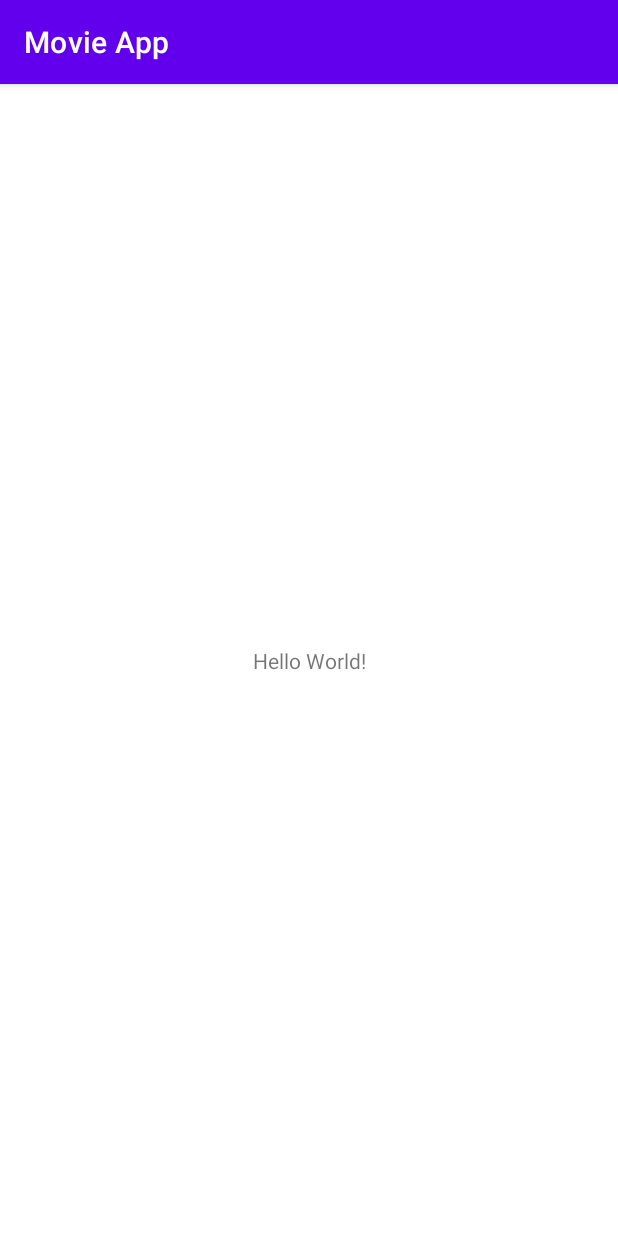
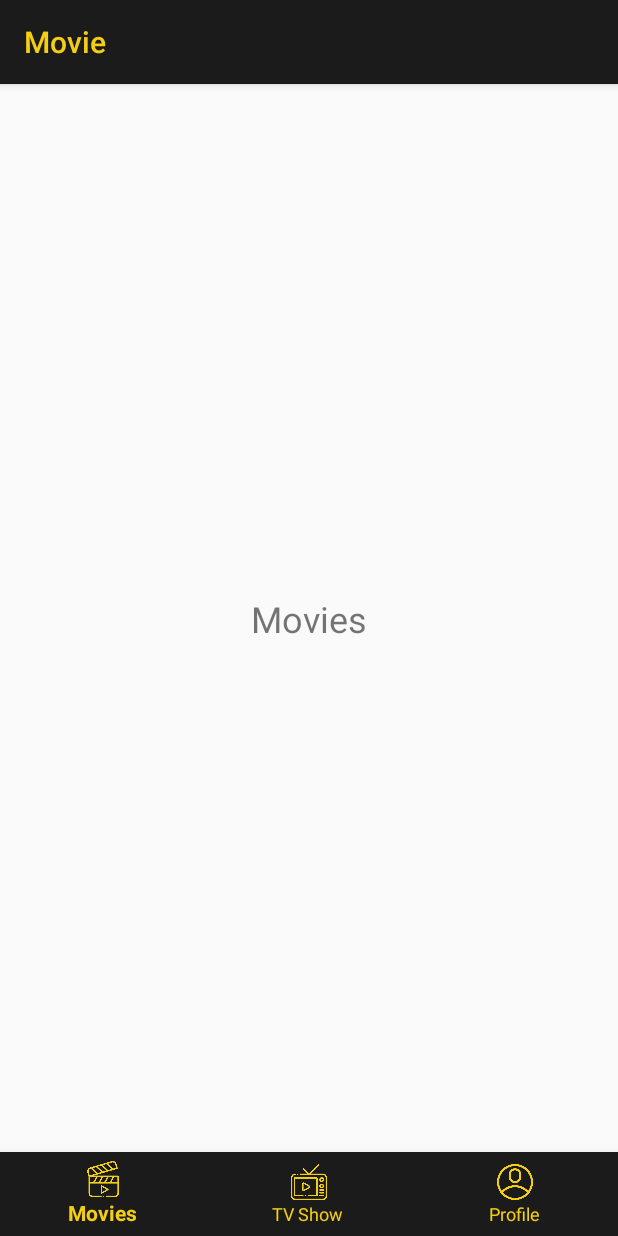
Before and after one commit to muammarahlnn/movie-app, an Android app: the screen it shows after launch (MainActivity), on a phone screen of 412 x 824 dp. Run offline under Robolectric (Android 15) with nearby library versions, the phone set to English and light mode, and no system bars.

Commit message:
add fragments

```diff
--- a/app/build.gradle
+++ b/app/build.gradle
@@ -33,6 +33,7 @@ dependencies {
     implementation 'androidx.appcompat:appcompat:1.2.0'
     implementation 'com.google.android.material:material:1.3.0'
     implementation 'androidx.constraintlayout:constraintlayout:2.0.4'
+    implementation 'androidx.legacy:legacy-support-v4:1.0.0'
     testImplementation 'junit:junit:4.+'
     androidTestImplementation 'androidx.test.ext:junit:1.1.2'
     androidTestImplementation 'androidx.test.espresso:espresso-core:3.3.0'
--- a/app/src/main/AndroidManifest.xml
+++ b/app/src/main/AndroidManifest.xml
@@ -9,7 +9,7 @@
         android:roundIcon="@mipmap/ic_launcher_round"
         android:supportsRtl="true"
         android:theme="@style/Theme.MovieApp">
-        <activity android:name=".MainActivity">
+        <activity android:name=".activities.MainActivity">
             <intent-filter>
                 <action android:name="android.intent.action.MAIN" />
 
--- a/app/src/main/java/com/ardnn/movieapp/MainActivity.java
+++ /dev/null
@@ -1,14 +0,0 @@
-package com.ardnn.movieapp;
-
-import androidx.appcompat.app.AppCompatActivity;
-
-import android.os.Bundle;
-
-public class MainActivity extends AppCompatActivity {
-
-    @Override
-    protected void onCreate(Bundle savedInstanceState) {
-        super.onCreate(savedInstanceState);
-        setContentView(R.layout.activity_main);
-    }
-}
--- /dev/null
+++ b/app/src/main/java/com/ardnn/movieapp/activities/MainActivity.java
@@ -0,0 +1,78 @@
+package com.ardnn.movieapp.activities;
+
+import androidx.annotation.NonNull;
+import androidx.appcompat.app.AppCompatActivity;
+import androidx.core.content.ContextCompat;
+import androidx.fragment.app.Fragment;
+
+import android.os.Bundle;
+import android.text.Html;
+import android.view.MenuItem;
+import android.widget.TextView;
+
+import com.ardnn.movieapp.R;
+import com.ardnn.movieapp.fragments.MovieFragment;
+import com.ardnn.movieapp.fragments.ProfileFragment;
+import com.ardnn.movieapp.fragments.TvShowFragment;
+import com.google.android.material.bottomnavigation.BottomNavigationView;
+
+import java.util.HashMap;
+import java.util.Map;
+
+public class MainActivity extends AppCompatActivity implements BottomNavigationView.OnNavigationItemSelectedListener {
+
+    // widgets
+    private BottomNavigationView bnvMain;
+
+    // attributes
+    public static final String EXTRA_STRING = "extra_string";
+    private Map<Integer, Fragment> fragmentMap;
+
+    @Override
+    protected void onCreate(Bundle savedInstanceState) {
+        super.onCreate(savedInstanceState);
+        setContentView(R.layout.activity_main);
+
+        // initialize widgets
+        bnvMain = findViewById(R.id.bnv_main);
+        fragmentMap = new HashMap<>();
+
+        // change action bar's text color
+    }
+
+    @Override
+    protected void onStart() {
+        super.onStart();
+
+        // put all fragments to map
+        fragmentMap.put(R.id.menu_item_movie, MovieFragment.newInstance());
+        fragmentMap.put(R.id.menu_item_tv_show, TvShowFragment.newInstance());
+        fragmentMap.put(R.id.menu_item_profile, ProfileFragment.newInstance());
+
+        bnvMain.setOnNavigationItemSelectedListener(this);
+        bnvMain.setSelectedItemId(R.id.menu_item_movie);
+
+        // change action bar's title color
+        changeActionBarTitle(MovieFragment.newInstance().getArguments().getString(EXTRA_STRING));
+    }
+
+    @Override
+    public boolean onNavigationItemSelected(@NonNull MenuItem item) {
+        Fragment fragment = fragmentMap.get(item.getItemId());
+        if (fragment != null) {
+            assert fragment.getArguments() != null;
+            String titleActionBar = fragment.getArguments().getString(EXTRA_STRING);
+            changeActionBarTitle(titleActionBar);
+
+            getSupportFragmentManager()
+                    .beginTransaction()
+                    .replace(R.id.fl_main, fragment)
+                    .commit();
+        }
+        return true;
+    }
+
+    private void changeActionBarTitle(String title) {
+        getSupportActionBar().setTitle((Html.fromHtml("<font color=\"#F3CE13\">" + title + "</font>")));
+    }
+}
--- /dev/null
+++ b/app/src/main/java/com/ardnn/movieapp/fragments/MovieFragment.java
@@ -0,0 +1,31 @@
+package com.ardnn.movieapp.fragments;
+
+import android.os.Bundle;
+
+import androidx.fragment.app.Fragment;
+
+import android.view.LayoutInflater;
+import android.view.View;
+import android.view.ViewGroup;
+
+import com.ardnn.movieapp.R;
+import com.ardnn.movieapp.activities.MainActivity;
+
+public class MovieFragment extends Fragment {
+
+    public static MovieFragment newInstance() {
+        MovieFragment fragment = new MovieFragment();
+        Bundle args = new Bundle();
+        args.putString(MainActivity.EXTRA_STRING, "Movie");
+        fragment.setArguments(args);
+
+        return fragment;
+    }
+
+    @Override
+    public View onCreateView(LayoutInflater inflater, ViewGroup container,
+                             Bundle savedInstanceState) {
+        // Inflate the layout for this fragment
+        return inflater.inflate(R.layout.fragment_movie, container, false);
+    }
+}
--- /dev/null
+++ b/app/src/main/java/com/ardnn/movieapp/fragments/ProfileFragment.java
@@ -0,0 +1,31 @@
+package com.ardnn.movieapp.fragments;
+
+import android.os.Bundle;
+
+import androidx.fragment.app.Fragment;
+
+import android.view.LayoutInflater;
+import android.view.View;
+import android.view.ViewGroup;
+
+import com.ardnn.movieapp.R;
+import com.ardnn.movieapp.activities.MainActivity;
+
+public class ProfileFragment extends Fragment {
+
+    public static ProfileFragment newInstance() {
+        ProfileFragment fragment = new ProfileFragment();
+        Bundle args = new Bundle();
+        args.putString(MainActivity.EXTRA_STRING, "Profile");
+        fragment.setArguments(args);
+
+        return fragment;
+    }
+
+    @Override
+    public View onCreateView(LayoutInflater inflater, ViewGroup container,
+                             Bundle savedInstanceState) {
+        // Inflate the layout for this fragment
+        return inflater.inflate(R.layout.fragment_profile, container, false);
+    }
+}
--- /dev/null
+++ b/app/src/main/java/com/ardnn/movieapp/fragments/TvShowFragment.java
@@ -0,0 +1,31 @@
+package com.ardnn.movieapp.fragments;
+
+import android.os.Bundle;
+
+import androidx.fragment.app.Fragment;
+
+import android.view.LayoutInflater;
+import android.view.View;
+import android.view.ViewGroup;
+
+import com.ardnn.movieapp.R;
+import com.ardnn.movieapp.activities.MainActivity;
+
+public class TvShowFragment extends Fragment {
+
+    public static TvShowFragment newInstance() {
+        TvShowFragment fragment = new TvShowFragment();
+        Bundle args = new Bundle();
+        args.putString(MainActivity.EXTRA_STRING, "Tv Show");
+        fragment.setArguments(args);
+
+        return fragment;
+    }
+
+    @Override
+    public View onCreateView(LayoutInflater inflater, ViewGroup container,
+                             Bundle savedInstanceState) {
+        // Inflate the layout for this fragment
+        return inflater.inflate(R.layout.fragment_tv_show, container, false);
+    }
+}
--- a/app/src/main/res/layout/activity_main.xml
+++ b/app/src/main/res/layout/activity_main.xml
@@ -4,15 +4,31 @@
     xmlns:tools="http://schemas.android.com/tools"
     android:layout_width="match_parent"
     android:layout_height="match_parent"
-    tools:context=".MainActivity">
+    tools:context=".activities.MainActivity">
 
-    <TextView
-        android:layout_width="wrap_content"
-        android:layout_height="wrap_content"
-        android:text="Hello World!"
-        app:layout_constraintBottom_toBottomOf="parent"
-        app:layout_constraintLeft_toLeftOf="parent"
-        app:layout_constraintRight_toRightOf="parent"
+    <FrameLayout
+        android:id="@+id/fl_main"
+        android:layout_width="match_parent"
+        android:layout_height="0dp"
+
+        app:layout_constraintBottom_toTopOf="@+id/bnv_main"
+        app:layout_constraintEnd_toEndOf="parent"
+        app:layout_constraintStart_toStartOf="parent"
         app:layout_constraintTop_toTopOf="parent" />
 
+
+    <com.google.android.material.bottomnavigation.BottomNavigationView
+        android:id="@+id/bnv_main"
+        android:layout_width="match_parent"
+        android:layout_height="wrap_content"
+        android:background="@color/black_primary"
+
+        app:menu="@menu/bnv_main_item"
+        app:itemIconTint="@color/yellow_primary"
+        app:itemTextColor="@color/yellow_primary"
+        app:layout_constraintBottom_toBottomOf="parent"
+        app:layout_constraintEnd_toEndOf="parent"
+        app:layout_constraintStart_toStartOf="parent" />
+
+
 </androidx.constraintlayout.widget.ConstraintLayout>
--- /dev/null
+++ b/app/src/main/res/layout/fragment_movie.xml
@@ -0,0 +1,19 @@
+<?xml version="1.0" encoding="utf-8"?>
+<androidx.constraintlayout.widget.ConstraintLayout xmlns:android="http://schemas.android.com/apk/res/android"
+    xmlns:app="http://schemas.android.com/apk/res-auto"
+    xmlns:tools="http://schemas.android.com/tools"
+    android:layout_width="match_parent"
+    android:layout_height="match_parent">
+
+    <TextView
+        android:layout_width="wrap_content"
+        android:layout_height="wrap_content"
+        android:text="@string/label_movies"
+        android:textSize="24sp"
+
+        app:layout_constraintBottom_toBottomOf="parent"
+        app:layout_constraintEnd_toEndOf="parent"
+        app:layout_constraintStart_toStartOf="parent"
+        app:layout_constraintTop_toTopOf="parent" />
+
+</androidx.constraintlayout.widget.ConstraintLayout>
--- /dev/null
+++ b/app/src/main/res/layout/fragment_profile.xml
@@ -0,0 +1,19 @@
+<?xml version="1.0" encoding="utf-8"?>
+<androidx.constraintlayout.widget.ConstraintLayout xmlns:android="http://schemas.android.com/apk/res/android"
+    xmlns:app="http://schemas.android.com/apk/res-auto"
+    xmlns:tools="http://schemas.android.com/tools"
+    android:layout_width="match_parent"
+    android:layout_height="match_parent">
+
+    <TextView
+        android:layout_width="wrap_content"
+        android:layout_height="wrap_content"
+        android:text="@string/label_profile"
+        android:textSize="24sp"
+
+        app:layout_constraintBottom_toBottomOf="parent"
+        app:layout_constraintEnd_toEndOf="parent"
+        app:layout_constraintStart_toStartOf="parent"
+        app:layout_constraintTop_toTopOf="parent" />
+
+</androidx.constraintlayout.widget.ConstraintLayout>
--- /dev/null
+++ b/app/src/main/res/layout/fragment_tv_show.xml
@@ -0,0 +1,19 @@
+<?xml version="1.0" encoding="utf-8"?>
+<androidx.constraintlayout.widget.ConstraintLayout xmlns:android="http://schemas.android.com/apk/res/android"
+    xmlns:app="http://schemas.android.com/apk/res-auto"
+    xmlns:tools="http://schemas.android.com/tools"
+    android:layout_width="match_parent"
+    android:layout_height="match_parent">
+
+    <TextView
+        android:layout_width="wrap_content"
+        android:layout_height="wrap_content"
+        android:text="@string/label_tv_show"
+        android:textSize="24sp"
+
+        app:layout_constraintBottom_toBottomOf="parent"
+        app:layout_constraintEnd_toEndOf="parent"
+        app:layout_constraintStart_toStartOf="parent"
+        app:layout_constraintTop_toTopOf="parent" />
+
+</androidx.constraintlayout.widget.ConstraintLayout>
--- /dev/null
+++ b/app/src/main/res/menu/bnv_main_item.xml
@@ -0,0 +1,15 @@
+<?xml version="1.0" encoding="utf-8"?>
+<menu xmlns:android="http://schemas.android.com/apk/res/android">
+    <item
+        android:id="@+id/menu_item_movie"
+        android:icon="@drawable/ic_movie_yellow"
+        android:title="@string/label_movies" />
+    <item
+        android:id="@+id/menu_item_tv_show"
+        android:icon="@drawable/ic_tv_yellow"
+        android:title="@string/label_tv_show" />
+    <item
+        android:id="@+id/menu_item_profile"
+        android:icon="@drawable/ic_account_yellow"
+        android:title="@string/label_profile" />
+</menu>
--- a/app/src/main/res/values/colors.xml
+++ b/app/src/main/res/values/colors.xml
@@ -5,6 +5,14 @@
     <color name="purple_700">#FF3700B3</color>
     <color name="teal_200">#FF03DAC5</color>
     <color name="teal_700">#FF018786</color>
+    <color name="gray">#9F9F9F</color>
     <color name="black">#FF000000</color>
     <color name="white">#FFFFFFFF</color>
+
+    <color name="yellow_primary">#F3CE13</color>
+
+    <color name="black_primary">#1B1B1B</color>
+    <color name="black_taskbar">#141414</color>
+
+
 </resources>
--- a/app/src/main/res/values/strings.xml
+++ b/app/src/main/res/values/strings.xml
@@ -1,3 +1,9 @@
 <resources>
     <string name="app_name">Movie App</string>
+    <!-- TODO: Remove or change this placeholder text -->
+    <string name="hello_blank_fragment">Hello blank fragment</string>
+    <string name="label_movies">Movies</string>
+    <string name="label_tv_show">TV Show</string>
+    <string name="label_you">You</string>
+    <string name="label_profile">Profile</string>
 </resources>
--- a/app/src/main/res/values/themes.xml
+++ b/app/src/main/res/values/themes.xml
@@ -1,9 +1,9 @@
 <resources xmlns:tools="http://schemas.android.com/tools">
     <!-- Base application theme. -->
-    <style name="Theme.MovieApp" parent="Theme.MaterialComponents.DayNight.DarkActionBar">
+    <style name="Theme.MovieApp" parent="Theme.AppCompat.DayNight.DarkActionBar">
         <!-- Primary brand color. -->
-        <item name="colorPrimary">@color/purple_500</item>
-        <item name="colorPrimaryVariant">@color/purple_700</item>
+        <item name="colorPrimary">@color/black_primary</item>
+        <item name="colorPrimaryVariant">@color/black_taskbar</item>
         <item name="colorOnPrimary">@color/white</item>
         <!-- Secondary brand color. -->
         <item name="colorSecondary">@color/teal_200</item>
@@ -11,6 +11,7 @@
         <item name="colorOnSecondary">@color/black</item>
         <!-- Status bar color. -->
         <item name="android:statusBarColor" tools:targetApi="l">?attr/colorPrimaryVariant</item>
+        <item name="android:actionMenuTextColor">@color/yellow_primary</item>
         <!-- Customize your theme here. -->
     </style>
 </resources>
```
Also changed, not shown: app/src/main/res/drawable/ic_account_yellow.png (added), app/src/main/res/drawable/ic_movie_yellow.png (added), app/src/main/res/drawable/ic_tv_yellow.png (added).
